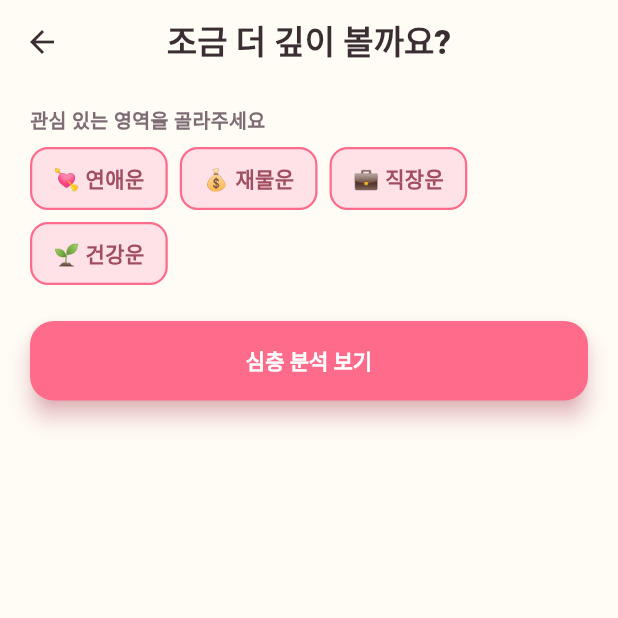
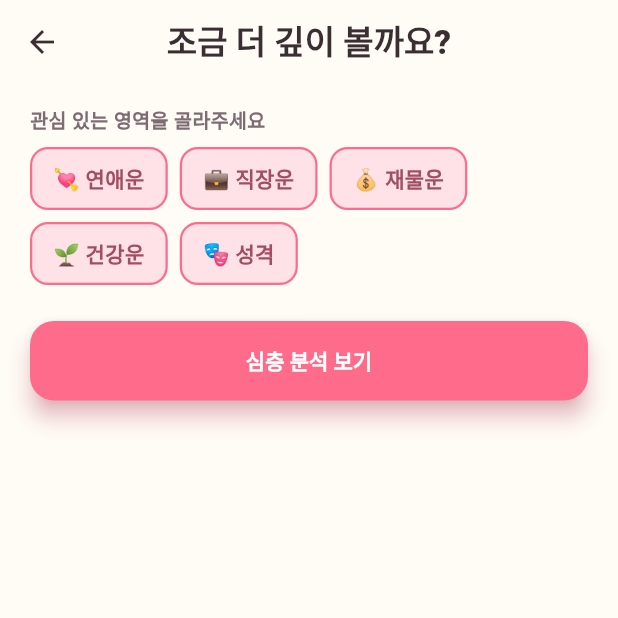
Before and after one commit to beomboo/Cosmos_beomboo, a Flutter app: the DeepDiveInputScreen screen opened by its route, on a phone screen of 412 x 824 dp, the top half of it. Run offline on Flutter 3.47's test engine with Material 3 defaults, Android fonts, the phone set to English and light mode, and no system bars; our stand-ins replace share_plus, shared_preferences; accounts and stored records are empty.

Commit message:
심층 분석: 관심사에 "성격" 추가 및 목업 순서 정렬
STEP 5 관심사 선택 화면에서 연애·직장·재물·건강·성격 5종을 동등하게 다루도록
Interest enum에 personality(성격, 🎭)를 추가하고 선언 순서를 목업(STEP 5)에
맞춰 정렬했다. "성격"은 ohaeng_readings.dart의 categoryReadingsForCombo에
이미 있던 항목이라 readingFor가 별도 분기 없이 그대로 매칭한다.

```diff
--- a/project/lib/features/deep_dive/deep_dive_info.dart
+++ b/project/lib/features/deep_dive/deep_dive_info.dart
@@ -31,12 +31,16 @@ class Mbti {
 }
 
 /// 심층 분석에서 우선 보고 싶은 관심 영역.
-/// '성격'은 항상 기본으로 보여주는 특성 설명이라 관심사 선택지에는 포함하지 않는다.
+/// **2026-07-19 변경(목업 STEP 5 리팩터, `/grill-me` 합의)**: 결과 화면(STEP 4)의
+/// 카테고리 카드가 빠지면서 그 4개(연애·재물·건강·성격)가 관심사 선택으로 그대로
+/// 옮겨왔다 — 그동안 "항상 기본 노출"이라 선택지에서 뺐던 [personality]도 이제
+/// 다른 관심사와 동등하게 선택 대상이다.
 enum Interest {
   love('연애운', '💘'),
+  career('직장운', '💼'),
   wealth('재물운', '💰'),
-  career('직장운', '💼'),
-  health('건강운', '🌱');
+  health('건강운', '🌱'),
+  personality('성격', '🎭');
 
   const Interest(this.categoryTitle, this.icon);
 
--- a/project/lib/features/deep_dive/deep_dive_result_screen.dart
+++ b/project/lib/features/deep_dive/deep_dive_result_screen.dart
@@ -45,8 +45,9 @@ class _DeepDiveResultScreenState extends State<DeepDiveResultScreen> {
     final metaLine = buildMetaLine(birthInfo);
     final mbtiComment = mbtiCommentFor(deepDiveInfo.mbti?.code);
     final mbtiNickname = mbtiNicknameFor(deepDiveInfo.mbti?.code);
-    // Interest.values 선언 순서(연애·재물·직장·건강)를 고정해 화면 카드 순서와
-    // 공유 카드/텍스트 순서가 항상 일치하도록 한다 — deepDiveInfo.interests는
+    // Interest.values 선언 순서(연애·직장·재물·건강·성격, 2026-07-19 목업 STEP 5
+    // 순서에 맞춰 갱신 — 성격도 다른 관심사와 동등하게 선택 대상이 됨)를 고정해
+    // 화면 카드 순서와 공유 카드/텍스트 순서가 항상 일치하도록 한다 — deepDiveInfo.interests는
     // Set이라 삽입 순서를 보장하지 않는다.
     final selectedItems = [
       for (final interest in Interest.values)
```
